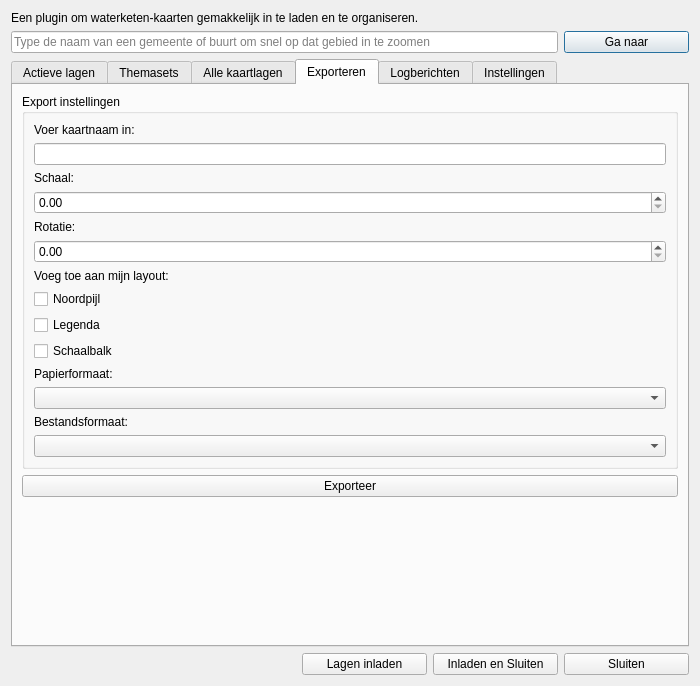
Old version of the form nad_maps_dialog_base.ui in the repository NAD-Dataplatform/NADmaps.
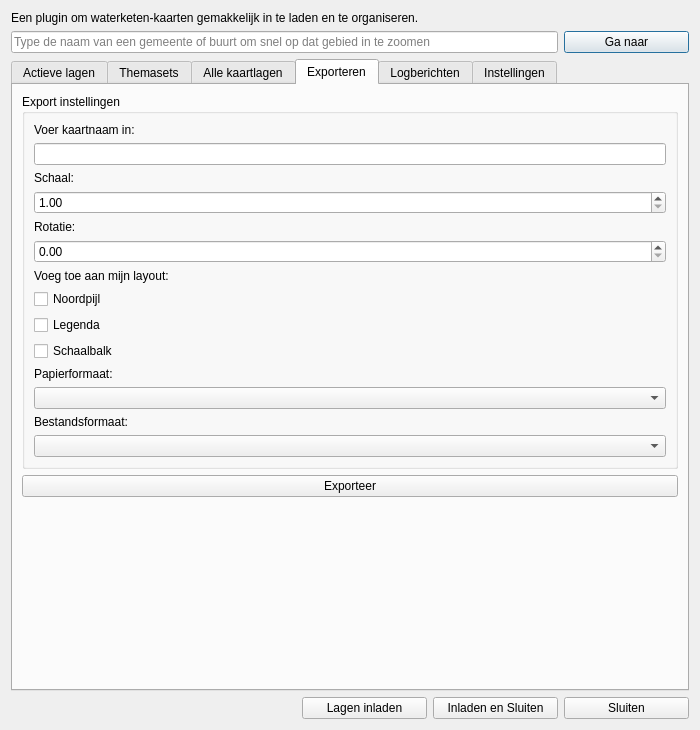
New version of the form.

Patch:
```diff
--- a/nad_maps_dialog_base.ui
+++ b/nad_maps_dialog_base.ui
@@ -7,7 +7,7 @@
     <x>0</x>
     <y>0</y>
     <width>700</width>
-    <height>686</height>
+    <height>730</height>
    </rect>
   </property>
   <property name="sizePolicy">
@@ -552,7 +552,17 @@
            </widget>
           </item>
           <item>
-           <widget class="QDoubleSpinBox" name="doubleSpinBoxSchaal"/>
+           <widget class="QDoubleSpinBox" name="doubleSpinBox_Schaal">
+            <property name="minimum">
+             <double>1.000000000000000</double>
+            </property>
+            <property name="maximum">
+             <double>10000000.000000000000000</double>
+            </property>
+            <property name="singleStep">
+             <double>10000.000000000000000</double>
+            </property>
+           </widget>
           </item>
           <item>
            <widget class="QLabel" name="label_Rotatie">
```
Left out of the diff: 8 changed lines with no effect on the pictures.
